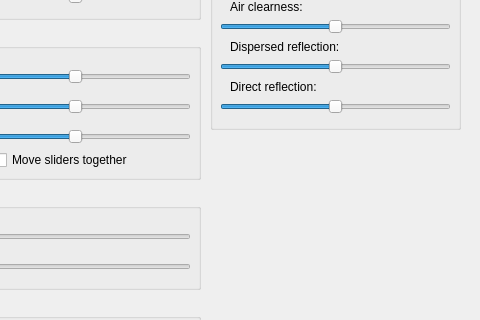
First picture: the form in mywindow.ui, repository jasienieckih/lgim8, before the edit; both pictures show x 670 to 1150 and y 121 to 441 of the 1150 by 660 pixel window.
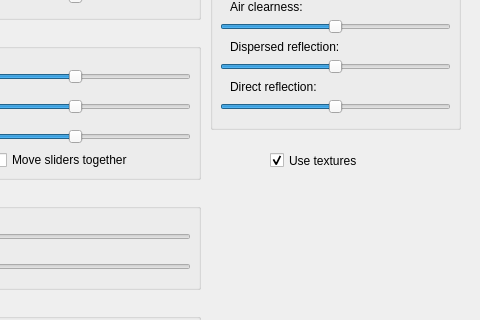
Second picture: the form after the edit.

Commit message: Add an interface option to disable texturing

```diff
--- a/mywindow.ui
+++ b/mywindow.ui
@@ -548,6 +548,22 @@
      </property>
     </widget>
    </widget>
+   <widget class="QCheckBox" name="useTexturesCheckBox">
+    <property name="geometry">
+     <rect>
+      <x>940</x>
+      <y>270</y>
+      <width>91</width>
+      <height>23</height>
+     </rect>
+    </property>
+    <property name="text">
+     <string>Use textures</string>
+    </property>
+    <property name="checked">
+     <bool>true</bool>
+    </property>
+   </widget>
   </widget>
   <widget class="QMenuBar" name="menuBar">
    <property name="geometry">
```
The commit also changes 2 other files.
